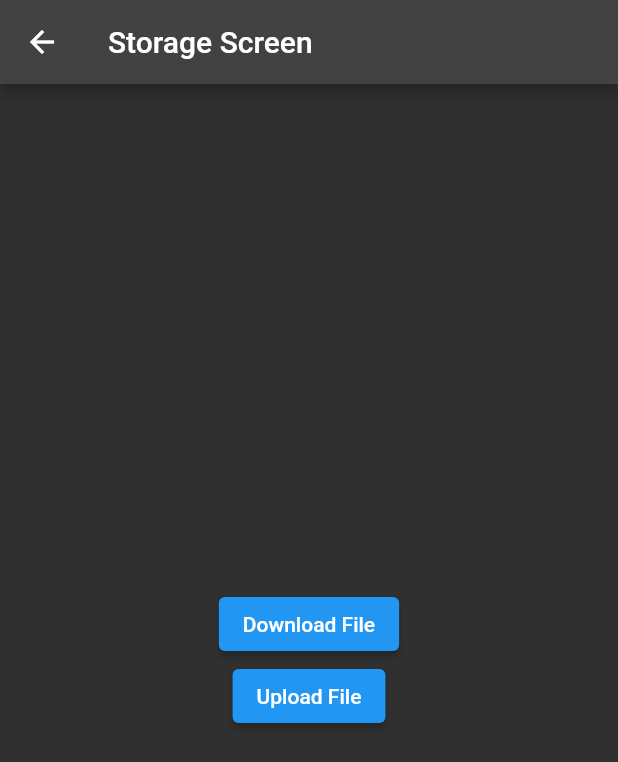
After one commit to DuyLeHong/firebase_example, a Flutter app: the StorageScreen screen opened directly, after a tap on "Download File", on a phone screen of 412 x 824 dp. The commit adds this screen. Shown: the top 762 px of the screen. Run offline on Flutter 3.47's test engine with Material 2 defaults, Android fonts, the phone set to English and light mode, and no system bars; our stand-ins replace cloud_firestore, firebase_analytics, firebase_auth, firebase_core, firebase_storage; accounts and stored records are empty; network calls fail.

Commit message:
add Firebase Storage - download file

```diff
--- /dev/null
+++ b/lib/StorageScreen.dart
@@ -0,0 +1,75 @@
+import 'dart:io';
+
+import 'package:flutter/material.dart';
+import 'package:firebase_storage/firebase_storage.dart';
+import 'package:path_provider/path_provider.dart';
+
+class StorageScreen extends StatefulWidget {
+  @override
+  State<StorageScreen> createState() => _StorageScreenState();
+}
+
+class _StorageScreenState extends State<StorageScreen> {
+  final storageRef = FirebaseStorage.instance.ref();
+
+  String _downloadImageUrl = '';
+
+  @override
+  Widget build(BuildContext context) {
+    return Scaffold(
+      appBar: AppBar(
+        title: Text('Storage Screen'),
+      ),
+      body: Center(
+          child: Column(
+        crossAxisAlignment: CrossAxisAlignment.center,
+        mainAxisAlignment: MainAxisAlignment.center,
+        children: [
+          ElevatedButton(
+            onPressed: () async {
+              final imageRef = storageRef.child("anh/Banner-KHLT-Android.png");
+
+              _downloadImageUrl = await imageRef.getDownloadURL();
+
+              setState(() {});
+
+              // final appDocDir = await getApplicationDocumentsDirectory();
+              // String filePath = "${appDocDir.path}";
+              // final file = File(filePath);
+              //
+              // final downloadTask = islandRef.writeToFile(file);
+              // downloadTask.snapshotEvents.listen((taskSnapshot) {
+              //   switch (taskSnapshot.state) {
+              //     case TaskState.running:
+              //     // TODO: Handle this case.
+              //       break;
+              //     case TaskState.paused:
+              //     // TODO: Handle this case.
+              //       break;
+              //     case TaskState.success:
+              //
+              //       print('Download images successfully!');
+              //     // TODO: Handle this case.
+              //       break;
+              //     case TaskState.canceled:
+              //     // TODO: Handle this case.
+              //       break;
+              //     case TaskState.error:
+              //     // TODO: Handle this case.
+              //       break;
+              //   }
+              // });
+            },
+            child: Text('Download File'),
+          ),
+          ElevatedButton(
+            onPressed: () async {},
+            child: Text('Upload File'),
+          ),
+          if (_downloadImageUrl != '')
+            Image.network(_downloadImageUrl),
+        ],
+      )),
+    );
+  }
+}
--- a/lib/main.dart
+++ b/lib/main.dart
@@ -8,6 +8,7 @@ import 'package:firebase_analytics/firebase_analytics.dart';
 import 'package:firebase_core/firebase_core.dart';
 import 'package:firebase_example/AddUser.dart';
 import 'package:firebase_example/FilmList.dart';
+import 'package:firebase_example/StorageScreen.dart';
 import 'package:flutter/material.dart';
 import 'GetUserName.dart';
 import 'UserInformation.dart';
@@ -80,7 +81,7 @@ class MyHomePage extends StatelessWidget {
                     context,
                     MaterialPageRoute(
                         builder: (context) =>
-                            UserInformation()));
+                            StorageScreen()));
               } on FirebaseAuthException catch (e) {
                 if (e.code == 'user-not-found') {
                   print('No user found for that email.');
--- a/pubspec.yaml
+++ b/pubspec.yaml
@@ -38,6 +38,8 @@ dependencies:
   firebase_analytics: ^9.1.6
   firebase_auth: ^3.3.15
   cloud_firestore: ^3.1.13
+  firebase_storage: ^10.2.14
+  path_provider:
 
 dev_dependencies:
   flutter_test:
```
Also changed, not shown: 1 other file.
